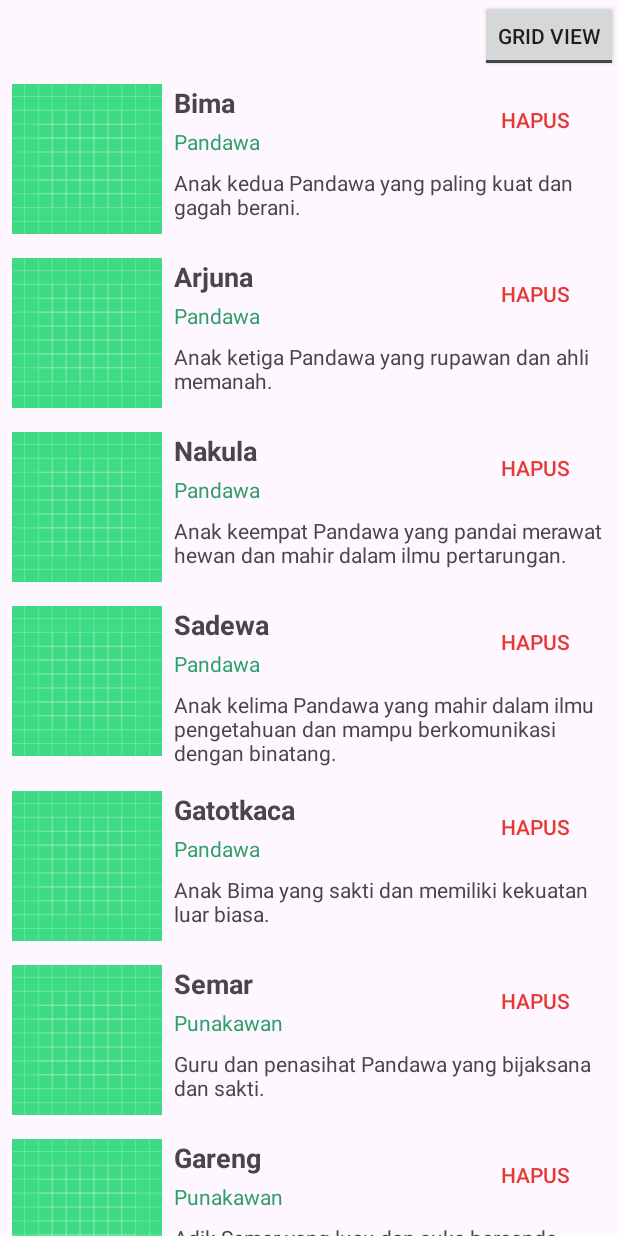
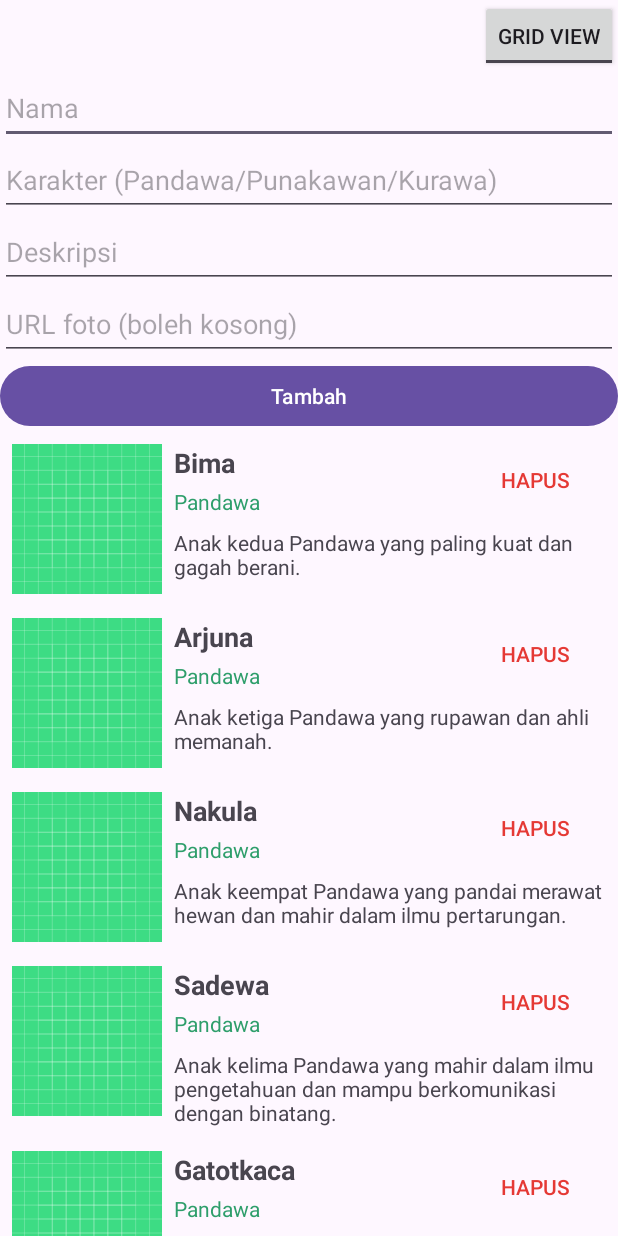
Before and after one commit to EZRABS/RecyclerView, an Android app: the screen it shows after launch (MainActivity), on a phone screen of 412 x 824 dp. Run offline under Robolectric (Android 15) with nearby library versions, the phone set to English and light mode, and no system bars.

Commit message:
FITUR TAMBAH DATA

```diff
--- a/app/src/main/java/com/example/recyclerview/MainActivity.kt
+++ b/app/src/main/java/com/example/recyclerview/MainActivity.kt
@@ -40,6 +40,10 @@ class MainActivity : AppCompatActivity() {
         tambahData()
         tampilkanData()
 
+        binding.btnTambah.setOnClickListener {
+            tambahDataBaru()
+        }
+
         binding.btnToggleLayout.setOnCheckedChangeListener { _, isChecked ->
             tampilkanData()
         }
@@ -50,6 +54,29 @@ class MainActivity : AppCompatActivity() {
         _karakter = resources.getStringArray(R.array.karakterUtamaWayang)
         _deskripsi = resources.getStringArray(R.array.deskripsiWayang)
         _gambar = resources.getStringArray(R.array.gambarWayang)
+    }
+
+    private fun tambahDataBaru() {
+        val nama = binding.etNama.text.toString().trim()
+        val karakter = binding.etKarakter.text.toString().trim()
+        val deskripsi = binding.etDeskripsi.text.toString().trim()
+        val foto = binding.etFoto.text.toString().trim()
+
+        if (nama.isEmpty() || karakter.isEmpty() || deskripsi.isEmpty()) {
+            Toast.makeText(this, "Nama, karakter, dan deskripsi wajib diisi", Toast.LENGTH_SHORT).show()
+            return
+        }
+
+        _arWayang.add(DcWayang(foto, nama, karakter, deskripsi))
+        binding.rvWayang.adapter?.notifyItemInserted(_arWayang.size - 1)
+        binding.rvWayang.scrollToPosition(_arWayang.size - 1)
+
+        binding.etNama.text.clear()
+        binding.etKarakter.text.clear()
+        binding.etDeskripsi.text.clear()
+        binding.etFoto.text.clear()
+
+        Toast.makeText(this, "$nama berhasil ditambahkan", Toast.LENGTH_SHORT).show()
     }
 
     private fun tambahData() {
--- a/app/src/main/res/layout/activity_main.xml
+++ b/app/src/main/res/layout/activity_main.xml
@@ -17,8 +17,50 @@
         android:textOff="Grid View"
         android:checked="false" />
 
+    <EditText
+        android:id="@+id/etNama"
+        android:layout_width="match_parent"
+        android:layout_height="wrap_content"
+        android:minWidth="48dp"
+        android:minHeight="48dp"
+        android:hint="Nama"
+        android:inputType="text" />
+
+    <EditText
+        android:id="@+id/etKarakter"
+        android:layout_width="match_parent"
+        android:layout_height="wrap_content"
+        android:hint="Karakter (Pandawa/Punakawan/Kurawa)"
+        android:minWidth="48dp"
+        android:minHeight="48dp"
+        android:inputType="text" />
+
+    <EditText
+        android:id="@+id/etDeskripsi"
+        android:layout_width="match_parent"
+        android:layout_height="wrap_content"
+        android:hint="Deskripsi"
+        android:minWidth="48dp"
+        android:minHeight="48dp"
+        android:inputType="text" />
+
+    <EditText
+        android:id="@+id/etFoto"
+        android:layout_width="match_parent"
+        android:layout_height="wrap_content"
+        android:hint="URL foto (boleh kosong)"
+        android:minWidth="48dp"
+        android:minHeight="48dp"
+        android:inputType="textUri" />
+
+    <Button
+        android:id="@+id/btnTambah"
+        android:layout_width="match_parent"
+        android:layout_height="wrap_content"
+        android:text="Tambah" />
+
     <androidx.recyclerview.widget.RecyclerView
+        android:id="@+id/rvWayang"
         android:layout_width="match_parent"
-        android:layout_height="match_parent"
-        android:id="@+id/rvWayang" />
+        android:layout_height="match_parent" />
 </LinearLayout>
```
